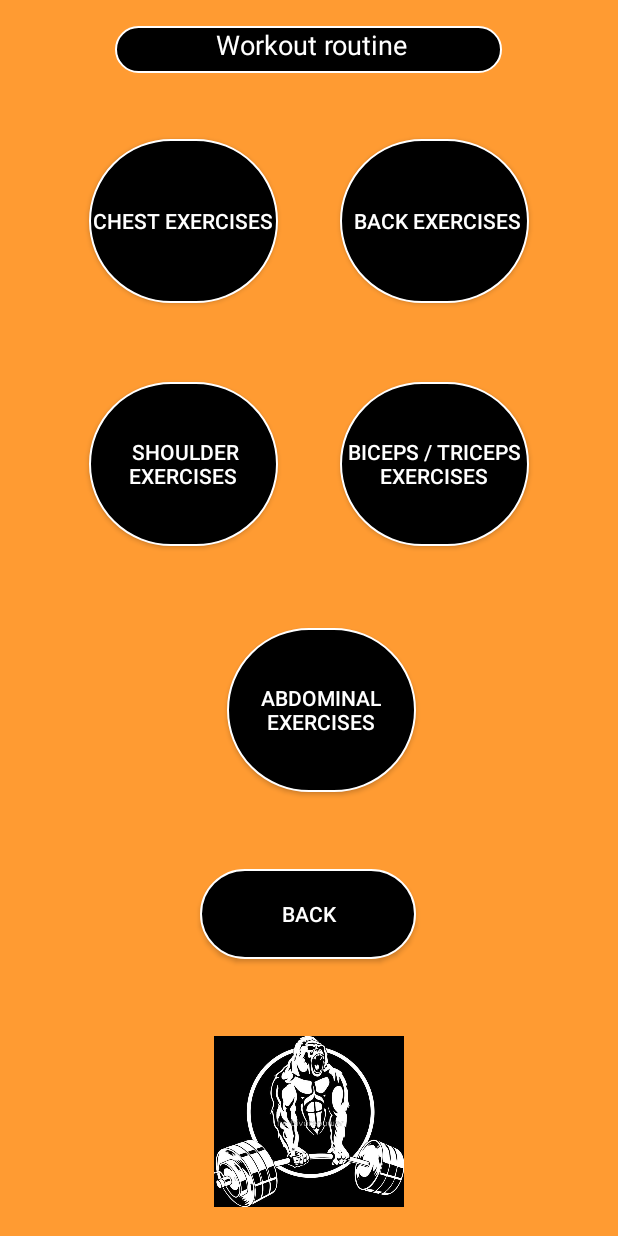
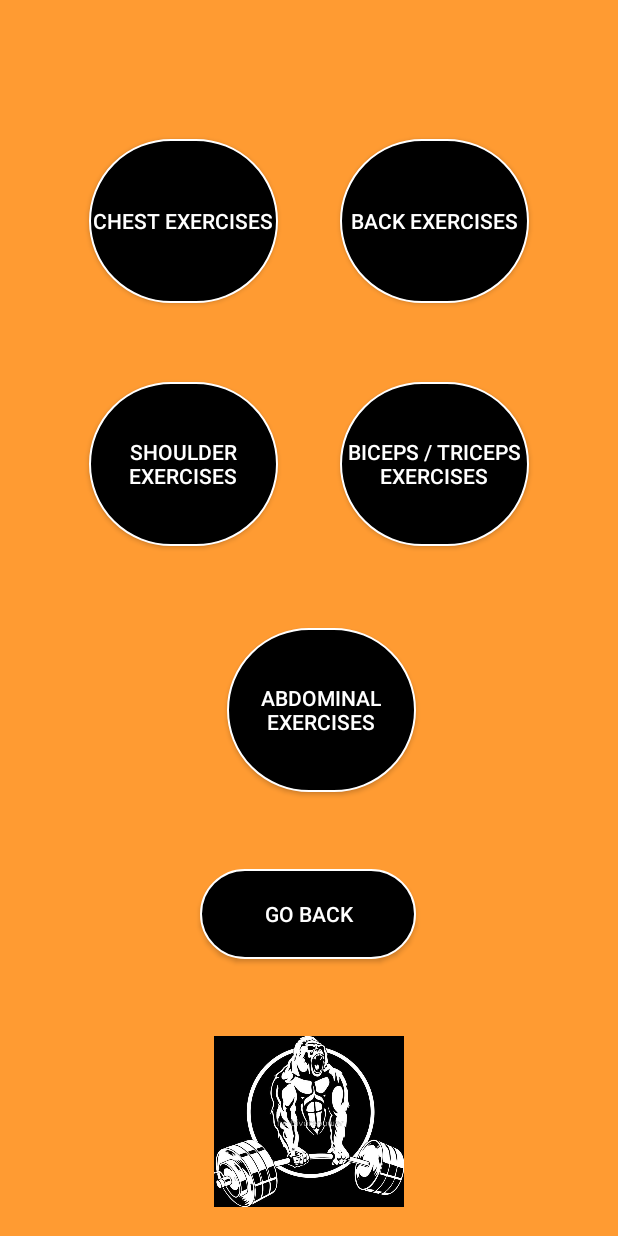
Before and after one commit to AlexC2496/PrimeraApp, an Android app: the MainActivity5Musculacion screen opened directly, with no data from a screen before it, on a phone screen of 412 x 824 dp. Run offline under Robolectric (Android 15) with nearby library versions, the phone set to English and light mode, and no system bars.

Commit message:
10022021

```diff
--- a/app/src/main/res/layout/activity_main_activity4_principal.xml
+++ b/app/src/main/res/layout/activity_main_activity4_principal.xml
@@ -201,7 +201,7 @@
         android:ems="10"
         android:focusableInTouchMode="false"
         android:inputType="textPersonName"
-        android:text="Welcome"
+        android:text="@string/titulo1"
         android:textAlignment="center"
         android:textColor="#FFFFFF"
         app:layout_constraintBottom_toBottomOf="parent"
@@ -228,7 +228,7 @@
         android:layout_width="71dp"
         android:layout_height="59dp"
         android:background="@drawable/button_ro"
-        android:text="Photo"
+        android:text="@string/Photo"
         android:textColor="#FFFFFF"
         app:layout_constraintBottom_toBottomOf="parent"
         app:layout_constraintEnd_toStartOf="@+id/principal"
--- a/app/src/main/res/layout/activity_main_activity5_musculacion.xml
+++ b/app/src/main/res/layout/activity_main_activity5_musculacion.xml
@@ -13,7 +13,7 @@
         android:layout_height="60dp"
         android:background="@drawable/button_ro"
         android:onClick="Atras"
-        android:text="Back"
+        android:text="@string/Atras"
         android:textColor="@color/colorBordes"
         app:layout_constraintBottom_toBottomOf="parent"
         app:layout_constraintEnd_toEndOf="parent"
@@ -27,7 +27,7 @@
         android:layout_width="126dp"
         android:layout_height="109dp"
         android:background="@drawable/button_ro"
-        android:text="Abdominal exercises"
+        android:text="@string/Abdominal_exercises"
         android:textColor="@color/colorBordes"
         app:layout_constraintBottom_toBottomOf="parent"
         app:layout_constraintEnd_toEndOf="parent"
@@ -41,7 +41,7 @@
         android:layout_width="126dp"
         android:layout_height="109dp"
         android:background="@drawable/button_ro"
-        android:text=" Back exercises"
+        android:text="@string/Back_exercises"
         android:textColor="@color/colorBordes"
         app:layout_constraintBottom_toBottomOf="parent"
         app:layout_constraintEnd_toEndOf="parent"
@@ -55,7 +55,7 @@
         android:layout_width="126dp"
         android:layout_height="109dp"
         android:background="@drawable/button_ro"
-        android:text=" Shoulder exercises"
+        android:text="@string/Shoulder_exercises"
         android:textColor="@color/colorBordes"
         app:layout_constraintBottom_toBottomOf="parent"
         app:layout_constraintEnd_toEndOf="parent"
@@ -69,7 +69,7 @@
         android:layout_width="126dp"
         android:layout_height="109dp"
         android:background="@drawable/button_ro"
-        android:text="Biceps / Triceps exercises"
+        android:text="@string/Ejercicio3"
         android:textColor="@color/colorBordes"
         app:layout_constraintBottom_toBottomOf="parent"
         app:layout_constraintEnd_toEndOf="parent"
@@ -83,7 +83,7 @@
         android:layout_width="126dp"
         android:layout_height="109dp"
         android:background="@drawable/button_ro"
-        android:text="Chest exercises"
+        android:text="@string/Chest_exercises"
         android:textColor="@color/colorBordes"
         app:layout_constraintBottom_toBottomOf="parent"
         app:layout_constraintEnd_toEndOf="parent"
@@ -91,22 +91,6 @@
         app:layout_constraintStart_toStartOf="parent"
         app:layout_constraintTop_toTopOf="parent"
         app:layout_constraintVertical_bias="0.13" />
-
-    <TextView
-        android:id="@+id/textView3"
-        android:layout_width="258dp"
-        android:layout_height="31dp"
-        android:background="@drawable/button_ro"
-        android:text=" Workout routine"
-        android:textAlignment="center"
-        android:textColor="@color/colorBordes"
-        android:textSize="18sp"
-        app:layout_constraintBottom_toBottomOf="parent"
-        app:layout_constraintEnd_toEndOf="parent"
-        app:layout_constraintHorizontal_bias="0.496"
-        app:layout_constraintStart_toStartOf="parent"
-        app:layout_constraintTop_toTopOf="parent"
-        app:layout_constraintVertical_bias="0.022" />
 
     <ImageView
         android:id="@+id/imageView12"
--- a/app/src/main/res/values/strings.xml
+++ b/app/src/main/res/values/strings.xml
@@ -1,5 +1,26 @@
 <resources>
     <string name="app_name">PrimeraApp</string>
     <string name="title_activity_maps">Map</string>
+    <string name="titulo1">Welcome</string>
+    <string name="Registro">Log in</string>
+    <string name="Iniciar_Sesion">Sign in</string>
+    <string name="Nombre_Usuario">Name</string>
+    <string name="Constrasena">Password</string>
+    <string name="Atras">Go back</string>
+    <string name="Recuperar_Contrasena">Forgot your password</string>
+    <string name="Email">Email</string>
+    <string name="Telefono">Phone</string>
+    <string name="Terminos1"> Accept the terms</string>
+    <string name="Terminos2"> Confirm the terms</string>
+    <string name="Acept">Acept</string>
+    <string name="Cancel">Cancel</string>
+    <string name="Ejercicios">Exercise</string>
+    <string name="Horarios">Schedule</string>
+    <string name="Chest_exercises">Chest exercises</string>
+    <string name="Back_exercises">Back exercises</string>
+    <string name="Shoulder_exercises">Shoulder exercises</string>
+    <string name="Abdominal_exercises">Abdominal exercises</string>
+    <string name="Ejercicio3">Biceps / Triceps exercises</string>
+    <string name="Photo">Photo</string>
 
 </resources>
```
Also changed, not shown: app/src/main/res/layout/activity_main.xml (+5 -5 lines), app/src/main/res/layout/activity_main_activity2__login.xml (+7 -7 lines), app/src/main/res/layout/activity_main_activity3__registrarse.xml (+8 -8 lines), 1 other file.
